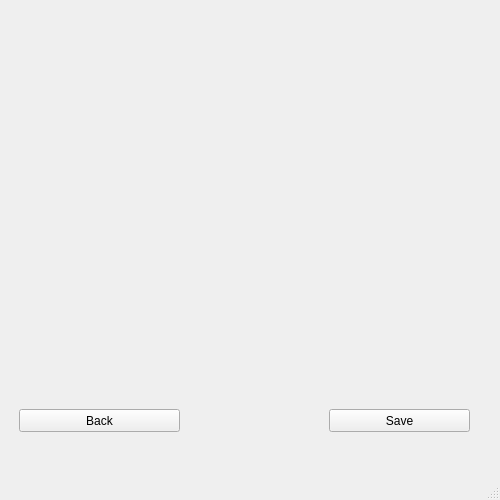
First picture: the form in design.ui, repository Graduti0n-Pr0ject/pen-testing-Program, before the edit.
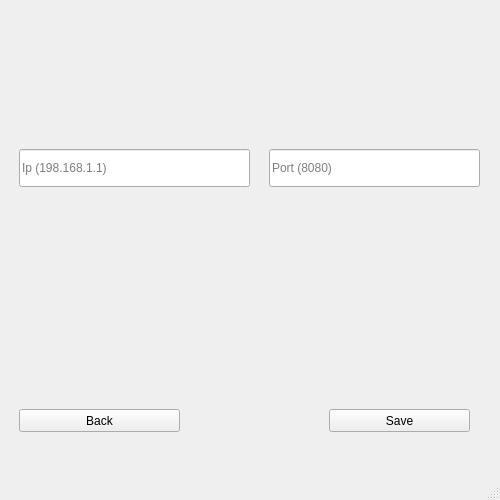
Second picture: the form after the edit. The open tabs and pages were chosen to show the change. Icons and pictures are not drawn.

```diff
--- a/design.ui
+++ b/design.ui
@@ -201,6 +201,35 @@
          <string>Save</string>
         </property>
        </widget>
+       <widget class="QLineEdit" name="domainEdit_6">
+        <property name="geometry">
+         <rect>
+          <x>10</x>
+          <y>140</y>
+          <width>231</width>
+          <height>38</height>
+         </rect>
+        </property>
+        <property name="text">
+         <string/>
+        </property>
+        <property name="placeholderText">
+         <string>Ip (198.168.1.1)</string>
+        </property>
+       </widget>
+       <widget class="QLineEdit" name="domainEdit_7">
+        <property name="geometry">
+         <rect>
+          <x>260</x>
+          <y>140</y>
+          <width>211</width>
+          <height>38</height>
+         </rect>
+        </property>
+        <property name="placeholderText">
+         <string>Port (8080)</string>
+        </property>
+       </widget>
       </widget>
       <widget class="QWidget" name="FrameWork">
        <layout class="QGridLayout" name="gridLayout">
```
Left out of the diff: 2 changed lines with no effect on the pictures.
